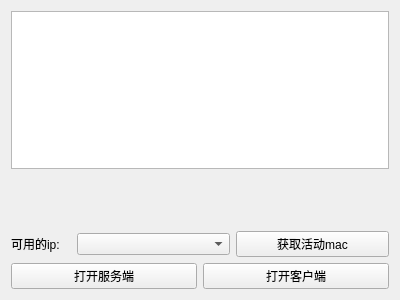
The window that selectip.ui (VictorySong/ls) describes before a commit, drawn with Qt 5.
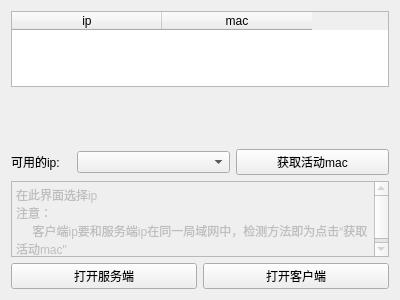
The same window after the commit.

The edit to the form file:
```diff
--- a/selectip.ui
+++ b/selectip.ui
@@ -17,7 +17,21 @@
    <item row="0" column="0">
     <layout class="QVBoxLayout" name="verticalLayout">
      <item>
-      <widget class="QTableView" name="tableView"/>
+      <widget class="QTableWidget" name="tableWidget">
+       <attribute name="horizontalHeaderDefaultSectionSize">
+        <number>150</number>
+       </attribute>
+       <column>
+        <property name="text">
+         <string>ip</string>
+        </property>
+       </column>
+       <column>
+        <property name="text">
+         <string>mac</string>
+        </property>
+       </column>
+      </widget>
      </item>
      <item>
       <widget class="QLabel" name="dev_tip">
@@ -84,6 +98,22 @@
        </item>
       </layout>
      </item>
+     <item>
+      <widget class="QTextEdit" name="textEdit">
+       <property name="enabled">
+        <bool>false</bool>
+       </property>
+       <property name="html">
+        <string>&lt;!DOCTYPE HTML PUBLIC &quot;-//W3C//DTD HTML 4.0//EN&quot; &quot;http://www.w3.org/TR/REC-html40/strict.dtd&quot;&gt;
+&lt;html&gt;&lt;head&gt;&lt;meta name=&quot;qrichtext&quot; content=&quot;1&quot; /&gt;&lt;style type=&quot;text/css&quot;&gt;
+p, li { white-space: pre-wrap; }
+&lt;/style&gt;&lt;/head&gt;&lt;body style=&quot; font-family:'SimSun'; font-size:9pt; font-weight:400; font-style:normal;&quot;&gt;
+&lt;p style=&quot; margin-top:0px; margin-bottom:0px; margin-left:0px; margin-right:0px; -qt-block-indent:0; text-indent:0px;&quot;&gt;在此界面选择ip &lt;/p&gt;
+&lt;p style=&quot; margin-top:0px; margin-bottom:0px; margin-left:0px; margin-right:0px; -qt-block-indent:0; text-indent:0px;&quot;&gt;注意：&lt;/p&gt;
+&lt;p style=&quot; margin-top:0px; margin-bottom:0px; margin-left:0px; margin-right:0px; -qt-block-indent:0; text-indent:0px;&quot;&gt;     客户端ip要和服务端ip在同一局域网中，检测方法即为点击“获取活动mac&amp;quot; &lt;/p&gt;&lt;/body&gt;&lt;/html&gt;</string>
+       </property>
+      </widget>
+     </item>
      <item>
       <layout class="QHBoxLayout" name="horizontalLayout_2">
        <item>
```
